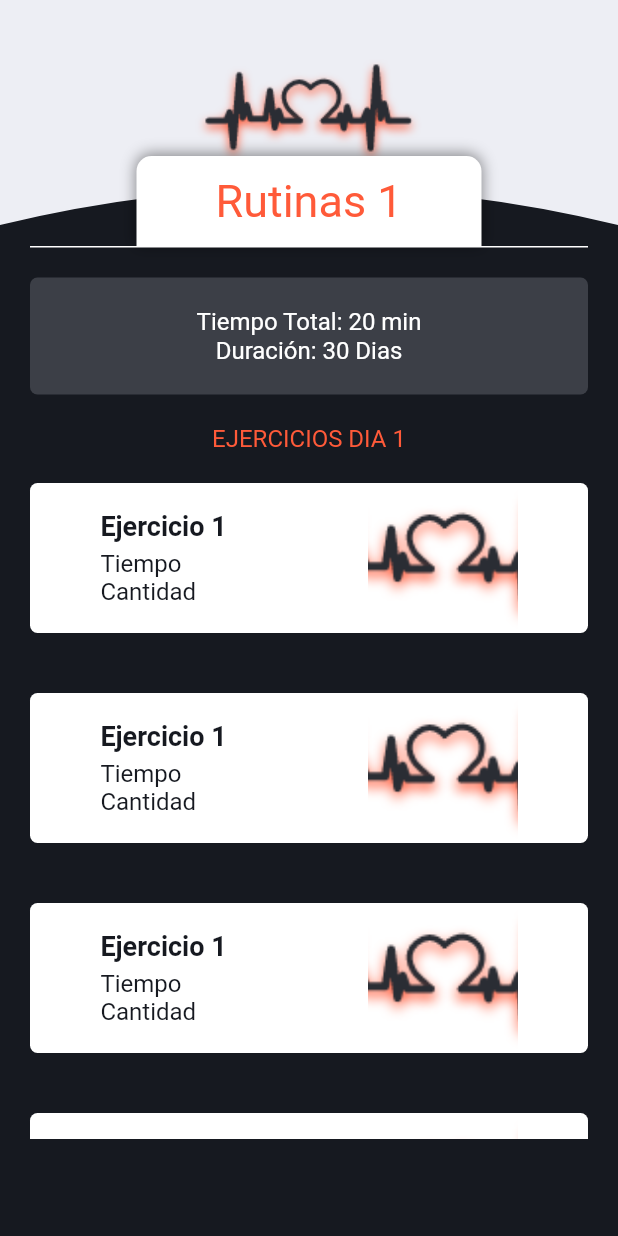
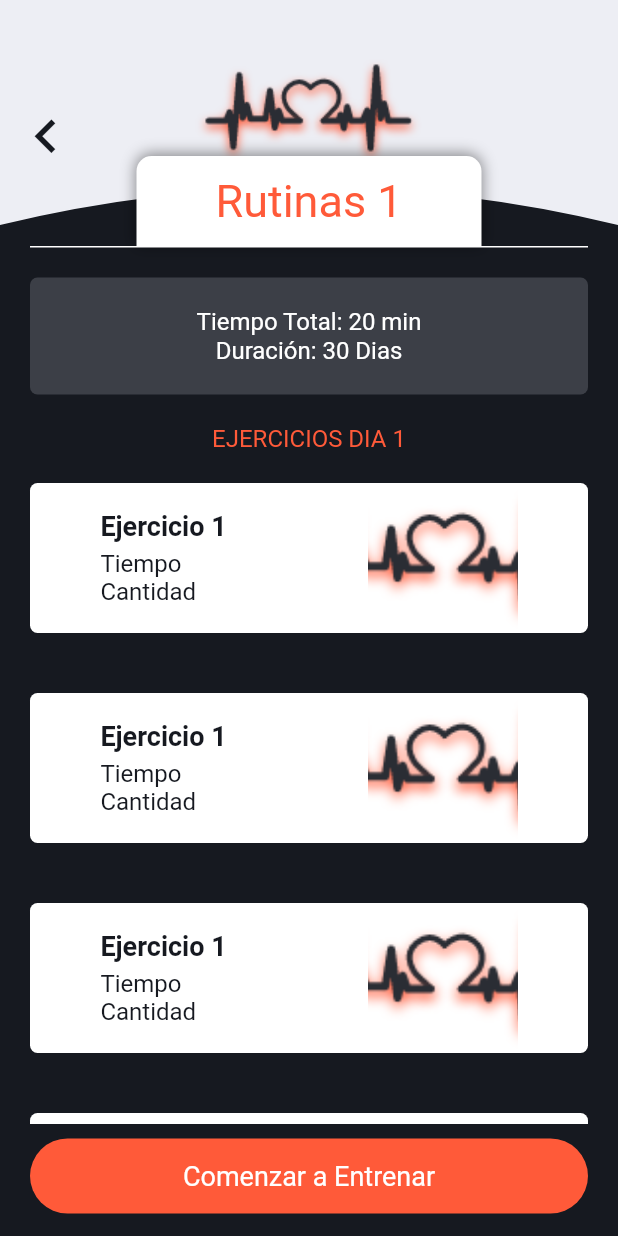
Before and after one commit to JoelMendozaP/day30-flutter, a Flutter app: the AddRoutineScreen screen opened directly, on a phone screen of 412 x 824 dp. Run offline on Flutter 3.47's test engine with Material 2 defaults, Android fonts, the phone set to English and light mode, and no system bars; our stand-ins replace cloud_firestore, curved_navigation_bar, firebase_auth, google_sign_in; missing offline and left inert: generic_bloc_provider; accounts and stored records are empty.

Commit message:
Se implemento la parte del FrontEnd y paginacion

```diff
--- a/lib/Routine/ui/screens/add_routine_screen.dart
+++ b/lib/Routine/ui/screens/add_routine_screen.dart
@@ -1,7 +1,9 @@
 import 'package:day30/Routine/model/routine.dart';
-import 'package:day30/Routine/ui/widgets/routine_info.dart';
 import 'package:day30/Widgets/widgets/appbar_cpath.dart';
+import 'package:day30/Widgets/widgets/button_main.dart';
+import 'package:day30/Widgets/widgets/icon_back.dart';
 import 'package:day30/Widgets/widgets/title_main.dart';
+import 'package:day30/exercise/ui/screens/training_screen.dart';
 import 'package:day30/exercise/ui/widgets/exercise_list.dart';
 import 'package:flutter/material.dart';
 class AddRoutineScreen extends StatefulWidget {
@@ -23,6 +25,18 @@ class _AddRoutineScreenState extends State<AddRoutineScreen> {
           children: <Widget>[
             _appbar(),
             ExerciseList(),
+            Container(
+              margin: EdgeInsets.symmetric(vertical: 10.0, horizontal: 20.0),
+              child:  ButtonMain(
+                text: 'Comenzar a Entrenar',
+                onPressed: (){
+                  Navigator.push(
+                    context,
+                    MaterialPageRoute(builder: (BuildContext context) => TrainingScreen())
+                  );
+                },
+                height: 50,)
+            ),
           ],
         ),
       ),
@@ -34,7 +48,8 @@ class _AddRoutineScreenState extends State<AddRoutineScreen> {
       child: Stack(
         children: <Widget>[
           Cpath(height: 150, image: 'assets/img/logo2.png'),
-          _title()
+          _title(),
+          _back()
         ],
       ),
     );
@@ -45,5 +60,10 @@ class _AddRoutineScreenState extends State<AddRoutineScreen> {
       child: TitleMain(text: 'Rutinas 1'),
     );
   }
-
+  Widget _back() {
+    return Align(
+      alignment: Alignment.centerLeft,
+      child: IconBack(),
+    );
+  }
 }
--- a/lib/Routine/ui/widgets/routine_advances.dart
+++ b/lib/Routine/ui/widgets/routine_advances.dart
@@ -1,10 +1,9 @@
 import 'package:flutter/material.dart';
-
 class RoutineAdvances extends StatelessWidget {
-
   String urlImage;
   String name;
   RoutineAdvances(this.urlImage, this.name);
+
   @override
   Widget build(BuildContext context) {
     return _contenido(urlImage, name);
--- a/lib/Widgets/screens/home.dart
+++ b/lib/Widgets/screens/home.dart
@@ -1,5 +1,4 @@
 import 'package:curved_navigation_bar/curved_navigation_bar.dart';
-import 'package:day30/Routine/ui/screens/add_routine_screen.dart';
 import 'package:day30/Routine/ui/screens/my_routine_screen.dart';
 import 'package:day30/Routine/ui/screens/routine_screen.dart';
 import 'package:day30/User/bloc/bloc_user.dart';
@@ -17,11 +16,13 @@ class _HomeState extends State<Home> {
 
   // create all pages
   // final AddRoutineScreen _myRoutineScreen = AddRoutineScreen();
+  // final TrainingScreen _myRoutineScreen = TrainingScreen();
   final MyRoutineScreen _myRoutineScreen = MyRoutineScreen();
   final RoutineScreen _routineScreen = RoutineScreen();
   final AccountScreen _accountScreen = AccountScreen();
 
   // Widget _showPage = new AddRoutineScreen();
+  // Widget _showPage = new TrainingScreen();
   Widget _showPage = new MyRoutineScreen();
   Widget _pageChooser(int page) {
     switch (page){
--- a/lib/Widgets/widgets/appbar_cpath.dart
+++ b/lib/Widgets/widgets/appbar_cpath.dart
@@ -20,7 +20,6 @@ class _CpathState extends State<Cpath> {
       child: Container(
         width: double.infinity,
         height: widget.height,
-        // height: 300,
         color: Color(0xFFEDEEF4),
         child: Center(
             child: Container(
--- /dev/null
+++ b/lib/Widgets/widgets/icon_back.dart
@@ -0,0 +1,24 @@
+import 'package:flutter/material.dart';
+
+class IconBack extends StatefulWidget {
+  @override
+  _IconBackState createState() => _IconBackState();
+}
+
+class _IconBackState extends State<IconBack> {
+  @override
+  Widget build(BuildContext context) {
+    return Container(
+      child: SizedBox(
+        height: 45.0,
+        width: 45.0,
+        child: IconButton(
+          icon: Icon(Icons.keyboard_arrow_left, color: Color(0xFF161920),size: 45.0,),
+          onPressed: (){
+            Navigator.pop(context);
+          }
+        ),
+      ),
+    );
+  }
+}
--- a/lib/exercise/ui/widgets/exercise_list.dart
+++ b/lib/exercise/ui/widgets/exercise_list.dart
@@ -11,7 +11,7 @@ class _ExerciseListState extends State<ExerciseList> {
   @override
   Widget build(BuildContext context) {
     return Container(
-      height: MediaQuery.of(context).size.height - 230.0,
+      height: MediaQuery.of(context).size.height - 240.0,
       child: ListView(
         children: <Widget>[
           RoutineInfo(tduration: '30 Dias', ttotal: '20 min',),
```
Also changed, not shown: lib/Routine/ui/widgets/card_routine.dart (+15 -3 lines), lib/exercise/ui/screens/training_screen.dart (added, +89 -0 lines), lib/exercise/ui/widgets/button_control.dart (added, +33 -0 lines), lib/exercise/ui/widgets/control_exercise.dart (added, +79 -0 lines).
